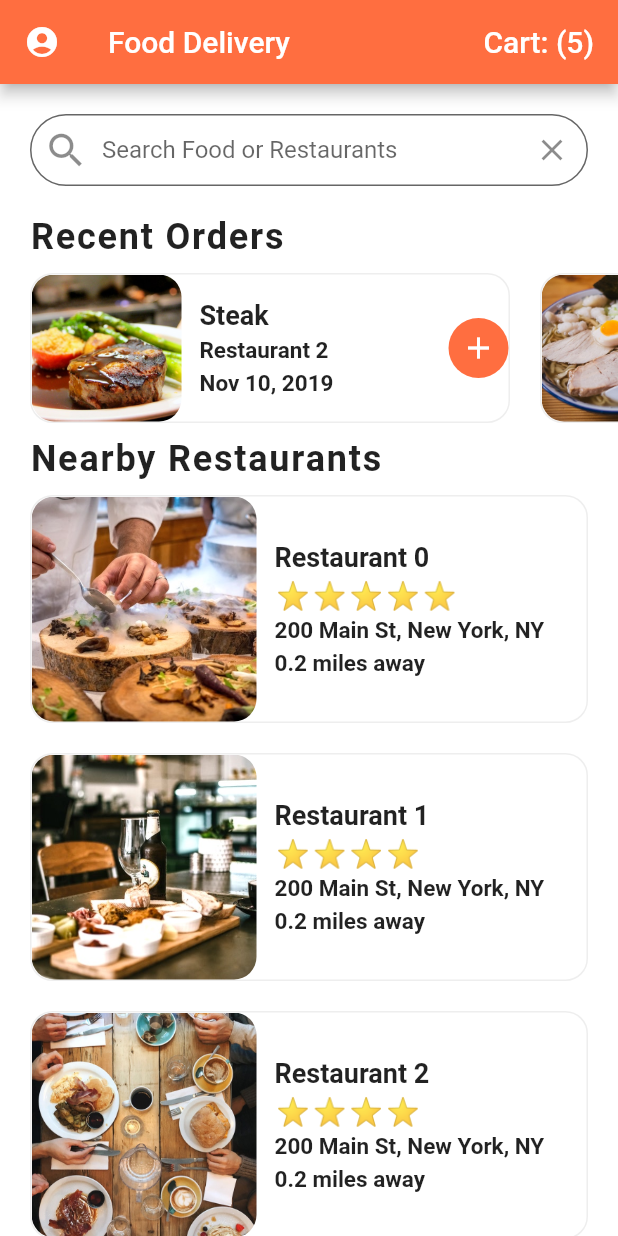
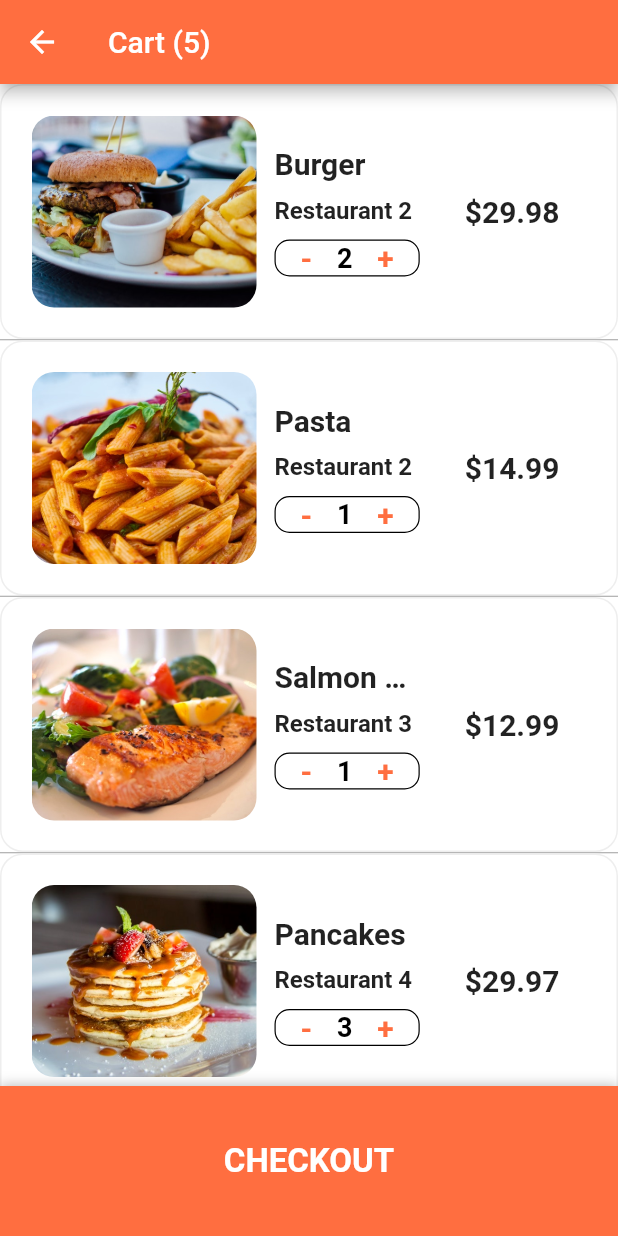
Before and after one commit to TheKetan2/restaurent_ui_flutter, a Flutter app: the screen it shows after launch, after a tap on an icon or button, on a phone screen of 412 x 824 dp. Run offline on Flutter 3.47's test engine with Material 2 defaults, Android fonts, the phone set to English and light mode, and no system bars.

Commit message:
App finished

```diff
--- /dev/null
+++ b/lib/screens/cart_screen.dart
@@ -0,0 +1,238 @@
+import 'package:flutter/material.dart';
+import "package:flutter_food_delivery_ui/data/data.dart";
+import 'package:flutter_food_delivery_ui/models/order.dart';
+
+class CartScreen extends StatefulWidget {
+  @override
+  _CartScreenState createState() => _CartScreenState();
+}
+
+class _CartScreenState extends State<CartScreen> {
+  _buildCartItem(Order order) {
+    return Container(
+      padding: EdgeInsets.all(
+        20.0,
+      ),
+      height: 170,
+      decoration: BoxDecoration(
+        borderRadius: BorderRadius.circular(
+          15.0,
+        ),
+        border: Border.all(width: 1.0, color: Colors.grey[200]),
+      ),
+      child: Row(
+        children: <Widget>[
+          Container(
+            width: 150,
+            height: 150,
+            decoration: BoxDecoration(
+              borderRadius: BorderRadius.circular(15.0),
+              image: DecorationImage(
+                image: AssetImage(order.food.imageUrl),
+                fit: BoxFit.cover,
+              ),
+            ),
+          ),
+          Expanded(
+            child: Container(
+              margin: EdgeInsets.all(
+                12.0,
+              ),
+              child: Column(
+                mainAxisAlignment: MainAxisAlignment.center,
+                crossAxisAlignment: CrossAxisAlignment.start,
+                children: <Widget>[
+                  Text(
+                    order.food.name,
+                    style: TextStyle(
+                      fontSize: 20.0,
+                      fontWeight: FontWeight.bold,
+                    ),
+                    overflow: TextOverflow.ellipsis,
+                  ),
+                  SizedBox(
+                    height: 10.0,
+                  ),
+                  Text(
+                    order.restaurant.name,
+                    style: TextStyle(
+                      fontSize: 16.0,
+                      fontWeight: FontWeight.w600,
+                    ),
+                    overflow: TextOverflow.ellipsis,
+                  ),
+                  SizedBox(
+                    height: 10.0,
+                  ),
+                  Container(
+                    width: 100.0,
+                    // height: 40.0,
+                    decoration: BoxDecoration(
+                      borderRadius: BorderRadius.circular(10.0),
+                      border: Border.all(
+                        width: 0.8,
+                        color: Colors.black,
+                      ),
+                    ),
+                    child: Row(
+                      mainAxisAlignment: MainAxisAlignment.spaceEvenly,
+                      children: <Widget>[
+                        GestureDetector(
+                          onTap: () {},
+                          child: Text(
+                            "-",
+                            style: TextStyle(
+                              color: Theme.of(context).primaryColor,
+                              fontSize: 20.0,
+                              fontWeight: FontWeight.w600,
+                            ),
+                          ),
+                        ),
+                        Text(
+                          order.quantity.toString(),
+                          style: TextStyle(
+                            color: Colors.black,
+                            fontSize: 18.0,
+                            fontWeight: FontWeight.bold,
+                          ),
+                        ),
+                        GestureDetector(
+                          onTap: () {},
+                          child: Text(
+                            "+",
+                            style: TextStyle(
+                              color: Theme.of(context).primaryColor,
+                              fontSize: 20.0,
+                              fontWeight: FontWeight.w600,
+                            ),
+                          ),
+                        ),
+                      ],
+                    ),
+                  )
+                ],
+              ),
+            ),
+          ),
+          Container(
+            margin: EdgeInsets.all(18.0),
+            child: Text(
+              "\$${order.quantity * order.food.price}",
+              style: TextStyle(
+                fontSize: 20.0,
+                fontWeight: FontWeight.bold,
+              ),
+            ),
+          )
+        ],
+      ),
+    );
+  }
+
+  @override
+  Widget build(BuildContext context) {
+    double totalPrice = 0;
+    currentUser.cart.forEach(
+      (Order order) => totalPrice += order.quantity * order.food.price,
+    );
+
+    return Scaffold(
+      appBar: AppBar(
+        title: Text(
+          "Cart (${currentUser.cart.length})",
+        ),
+      ),
+      body: ListView.separated(
+        itemCount: currentUser.cart.length + 1,
+        itemBuilder: (BuildContext context, int index) {
+          if (index < currentUser.cart.length) {
+            Order order = currentUser.cart[index];
+            return _buildCartItem(order);
+          }
+          return Column(
+            children: <Widget>[
+              SizedBox(
+                height: 20.0,
+              ),
+              Row(
+                mainAxisAlignment: MainAxisAlignment.spaceBetween,
+                children: <Widget>[
+                  Text(
+                    "Estimated Delivery Time: ",
+                    style: TextStyle(
+                      fontSize: 20.0,
+                      fontWeight: FontWeight.w600,
+                    ),
+                  ),
+                  Text(
+                    "25 min",
+                    style: TextStyle(
+                      fontSize: 20.0,
+                      fontWeight: FontWeight.w600,
+                    ),
+                  ),
+                ],
+              ),
+              SizedBox(
+                height: 20.0,
+              ),
+              Row(
+                mainAxisAlignment: MainAxisAlignment.spaceBetween,
+                children: <Widget>[
+                  Text(
+                    "Total cost: ",
+                    style: TextStyle(
+                      fontSize: 20.0,
+                      fontWeight: FontWeight.w600,
+                    ),
+                  ),
+                  Text(
+                    "\$${totalPrice.toStringAsFixed(2)}",
+                    style: TextStyle(
+                      fontSize: 20.0,
+                      fontWeight: FontWeight.w600,
+                      color: Colors.green,
+                    ),
+                  )
+                ],
+              ),
+              SizedBox(
+                height: 120.0,
+              ),
+            ],
+          );
+        },
+        separatorBuilder: (BuildContext context, int index) {
+          return Divider(
+            height: 1.0,
+            color: Colors.grey,
+          );
+        },
+      ),
+      bottomSheet: Container(
+        height: 100.0,
+        width: MediaQuery.of(context).size.width,
+        decoration:
+            BoxDecoration(color: Theme.of(context).primaryColor, boxShadow: [
+          BoxShadow(
+            color: Colors.black26,
+            offset: Offset(0, -1),
+            blurRadius: 6.0,
+          ),
+        ]),
+        child: Center(
+          child: FlatButton(
+            child: Text(
+              "CHECKOUT",
+              style: TextStyle(
+                  color: Colors.white,
+                  fontSize: 22.0,
+                  fontWeight: FontWeight.bold),
+            ),
+            onPressed: () {},
+          ),
+        ),
+      ),
+    );
+  }
+}
--- a/lib/screens/home_screen.dart
+++ b/lib/screens/home_screen.dart
@@ -4,6 +4,7 @@ import '../data/data.dart';
 import "../models/restaurant.dart";
 import "../widgets/rating_stars.dart";
 import "restaurant_screen.dart";
+import "cart_screen.dart";
 
 class HomeScreen extends StatefulWidget {
   @override
@@ -116,7 +117,8 @@ class _HomeScreenState extends State<HomeScreen> {
                 fontSize: 20.0,
               ),
             ),
-            onPressed: () {},
+            onPressed: () => Navigator.push(
+                context, MaterialPageRoute(builder: (_) => CartScreen())),
           )
         ],
       ),
```
Also changed, not shown: assets/images/screen.gif (added), 1 other file.
